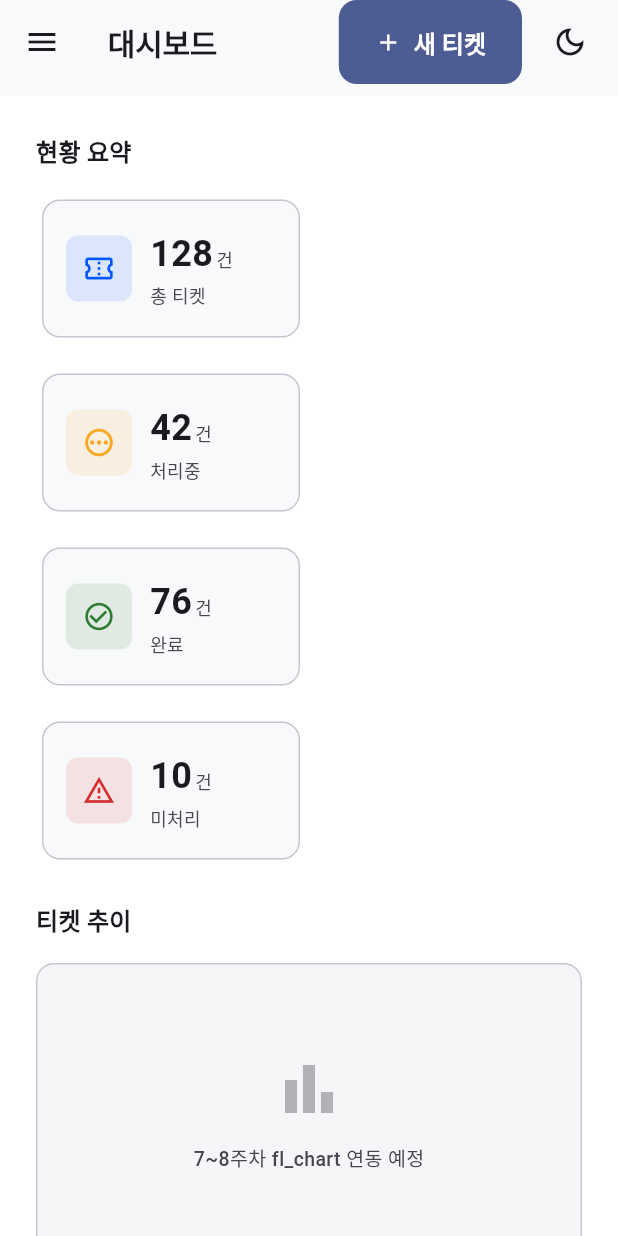
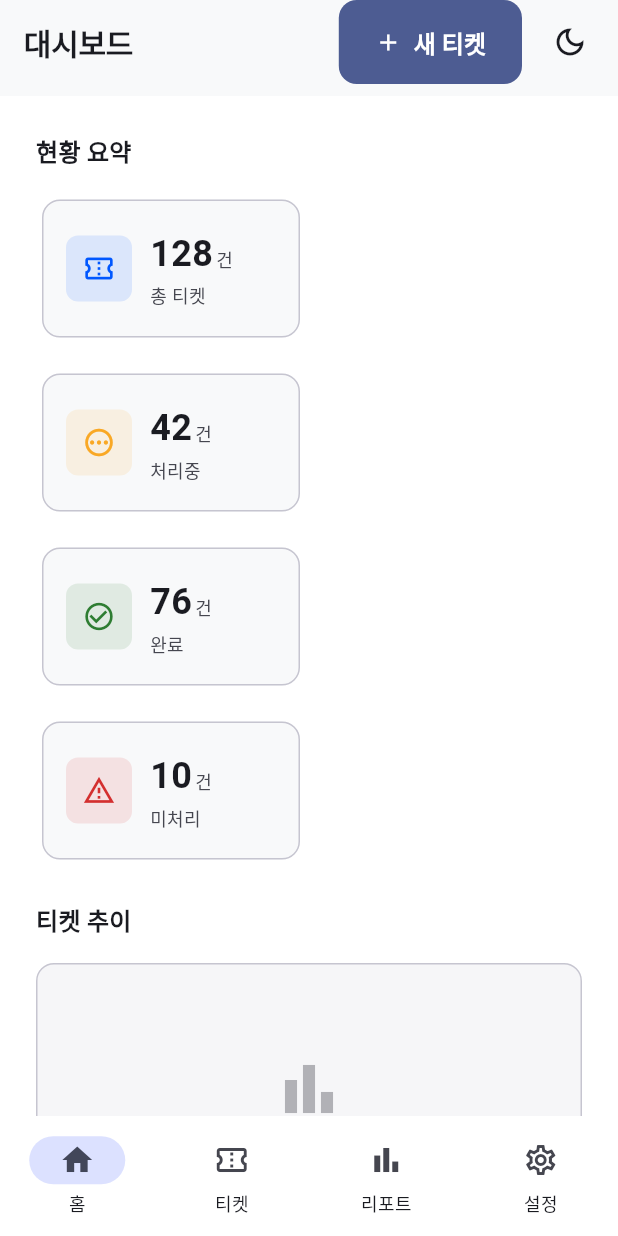
Before and after one commit to thswjdgy/helpflow, a Flutter app: the screen it shows after launch, on a phone screen of 412 x 824 dp. Run offline on Flutter 3.47's test engine with Material 3 defaults, Android fonts, the phone set to English and light mode, and no system bars; our stand-ins replace flutter_riverpod, go_router, hive_flutter; accounts and stored records are empty.

Commit message:
feat: 모바일 하단 내비게이션 바 추가 (600px 미만)
Co-Authored-By: Claude Sonnet 4.6 <noreply@anthropic.com>

```diff
--- a/helpflow/lib/core/router/app_router.dart
+++ b/helpflow/lib/core/router/app_router.dart
@@ -6,6 +6,7 @@ import '../../views/tickets/ticket_list_screen.dart';
 import '../../views/tickets/ticket_detail_screen.dart';
 import '../../views/tickets/ticket_form_screen.dart';
 import '../../views/settings/settings_screen.dart';
+import '../../views/reports/reports_screen.dart';
 
 /// go_router 기반 앱 라우팅 설정
 /// ShellRoute로 사이드바/탑바를 모든 하위 라우트에서 공유
@@ -56,6 +57,12 @@ class AppRouter {
             ],
           ),
 
+          // ── 리포트 ────────────────────────────────────────
+          GoRoute(
+            path: '/reports',
+            builder: (context, state) => const ReportsScreen(),
+          ),
+
           // ── 설정 ──────────────────────────────────────────
           GoRoute(
             path: '/settings',
--- a/helpflow/lib/views/layout/main_layout.dart
+++ b/helpflow/lib/views/layout/main_layout.dart
@@ -1,5 +1,7 @@
 import 'package:flutter/material.dart';
+import 'package:go_router/go_router.dart';
 import '../../core/constants/app_sizes.dart';
+import '../../core/design_system.dart';
 import 'sidebar_widget.dart';
 import 'top_bar_widget.dart';
 
@@ -7,7 +9,7 @@ import 'top_bar_widget.dart';
 /// 반응형 3단계 레이아웃을 구현:
 ///   - 데스크탑 (≥1024px): SidebarWidget 항상 고정
 ///   - 태블릿  (≥ 600px): 아이콘만 보이는 미니 레일 (isCollapsed=true)
-///   - 모바일  (< 600px): Scaffold Drawer
+///   - 모바일  (< 600px): 하단 NavigationBar (4개 탭)
 class MainLayout extends StatelessWidget {
   /// go_router ShellRoute가 전달하는 자식 화면 위젯
   final Widget child;
@@ -40,7 +42,7 @@ class MainLayout extends StatelessWidget {
             child: child,
           );
         } else {
-          // ── 모바일 레이아웃 ────────────────────────────────────
+          // ── 모바일 레이아웃 (하단 내비게이션 바) ─────────────────
           return _MobileLayout(
             currentLocation: currentLocation,
             child: child,
@@ -62,6 +64,7 @@ class _DesktopLayout extends StatelessWidget {
   @override
   Widget build(BuildContext context) {
     return Scaffold(
+      backgroundColor: HelpFlowColors.background,
       body: Row(
         children: [
           // 좌측 고정 사이드바 (아이콘 + 레이블)
@@ -99,6 +102,7 @@ class _TabletLayout extends StatelessWidget {
   @override
   Widget build(BuildContext context) {
     return Scaffold(
+      backgroundColor: HelpFlowColors.background,
       body: Row(
         children: [
           // 좌측 미니 레일 (아이콘만 표시)
@@ -123,32 +127,74 @@ class _TabletLayout extends StatelessWidget {
 }
 
 // ── 모바일 레이아웃 ──────────────────────────────────────────────
-/// Scaffold Drawer + 탑바 + 컨텐츠
+/// 탑바 + 컨텐츠 + 하단 NavigationBar (4개 탭)
+/// 600px 미만 화면에서만 사용됩니다.
 class _MobileLayout extends StatelessWidget {
   final Widget child;
   final String currentLocation;
 
   const _MobileLayout({required this.child, required this.currentLocation});
 
+  /// 현재 경로에서 하단 탭 선택 인덱스를 계산
+  /// 0: 홈(대시보드), 1: 티켓, 2: 리포트, 3: 설정
+  static int _getSelectedIndex(String location) {
+    if (location.startsWith('/tickets')) return 1;
+    if (location.startsWith('/reports')) return 2;
+    if (location.startsWith('/settings')) return 3;
+    return 0; // 대시보드 (기본값)
+  }
+
+  /// 탭 인덱스별 라우트 경로
+  static const List<String> _routes = [
+    '/dashboard',
+    '/tickets',
+    '/reports',
+    '/settings',
+  ];
+
   @override
   Widget build(BuildContext context) {
-    // Drawer를 프로그래밍 방식으로 열기 위한 GlobalKey
-    final scaffoldKey = GlobalKey<ScaffoldState>();
+    final selectedIndex = _getSelectedIndex(currentLocation);
 
     return Scaffold(
-      key: scaffoldKey,
+      backgroundColor: HelpFlowColors.background,
 
-      // Drawer: SidebarWidget을 전체 너비로 표시
-      drawer: SidebarWidget(
-        currentLocation: currentLocation,
-        isCollapsed: false,
-        onClose: () => Navigator.of(context).pop(), // Drawer 닫기
-      ),
+      // 상단 탑바 (햄버거 메뉴 없음 — Drawer 대신 하단 탭 사용)
+      appBar: TopBarWidget(currentLocation: currentLocation),
 
-      // 상단 탑바 (햄버거 메뉴 버튼 포함)
-      appBar: TopBarWidget(
-        currentLocation: currentLocation,
-        onMenuPressed: () => scaffoldKey.currentState?.openDrawer(),
+      // 하단 내비게이션 바 — 600px 미만 모바일 전용
+      bottomNavigationBar: NavigationBar(
+        selectedIndex: selectedIndex,
+        // 탭 선택 시 해당 라우트로 이동
+        onDestinationSelected: (int index) {
+          context.go(_routes[index]);
+        },
+        destinations: const [
+          // 홈 — 대시보드
+          NavigationDestination(
+            icon: Icon(Icons.home_outlined),
+            selectedIcon: Icon(Icons.home),
+            label: '홈',
+          ),
+          // 티켓 관리
+          NavigationDestination(
+            icon: Icon(Icons.confirmation_number_outlined),
+            selectedIcon: Icon(Icons.confirmation_number),
+            label: '티켓',
+          ),
+          // 리포트 (7~8주차 구현 예정)
+          NavigationDestination(
+            icon: Icon(Icons.bar_chart_outlined),
+            selectedIcon: Icon(Icons.bar_chart),
+            label: '리포트',
+          ),
+          // 설정
+          NavigationDestination(
+            icon: Icon(Icons.settings_outlined),
+            selectedIcon: Icon(Icons.settings),
+            label: '설정',
+          ),
+        ],
       ),
 
       // 실제 화면 컨텐츠
@@ -159,7 +205,8 @@ class _MobileLayout extends StatelessWidget {
 
 // [파일 요약]
 // go_router ShellRoute와 연동하는 반응형 레이아웃 쉘 위젯입니다.
-// LayoutBuilder로 화면 너비를 감지하여 데스크탑/태블릿/모바일 레이아웃을 분기합니다.
-// - 데스크탑(≥1024px): 풀 사이드바 고정
-// - 태블릿(≥600px): 아이콘만 보이는 미니 레일
-// - 모바일(<600px): Scaffold Drawer
+// LayoutBuilder로 화면 너비를 감지하여 3단계 레이아웃을 분기합니다.
+// - 데스크탑(≥1024px): 풀 사이드바 고정 + TopBar
+// - 태블릿 (≥  600px): 미니 레일(아이콘만) + TopBar
+// - 모바일 (<  600px): TopBar + 하단 NavigationBar (홈/티켓/리포트/설정)
+// 모든 Scaffold에 HelpFlowColors.background(#FFFFFF) 배경색 적용
```
Also changed, not shown: helpflow/lib/views/reports/reports_screen.dart (added, +64 -0 lines).
